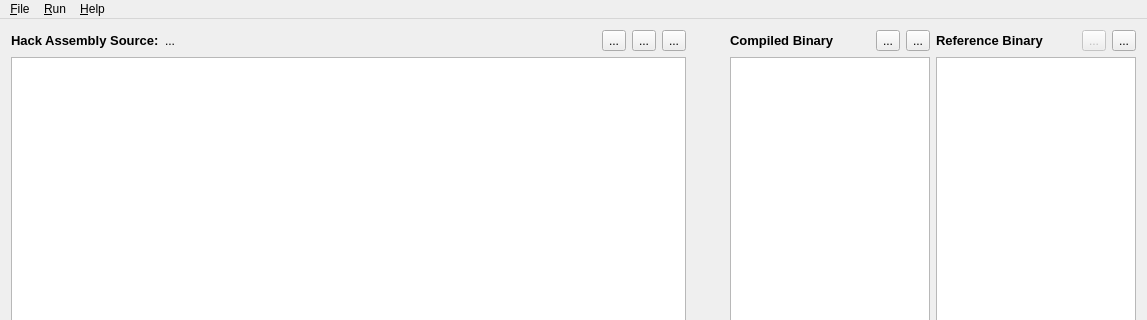
First picture: the form in ui/hackassemblereditor.ui, repository setanta/hackassemblereditor, before the edit; both pictures show x 0 to 1147 and y 0 to 320 of the 1147 by 697 pixel window.
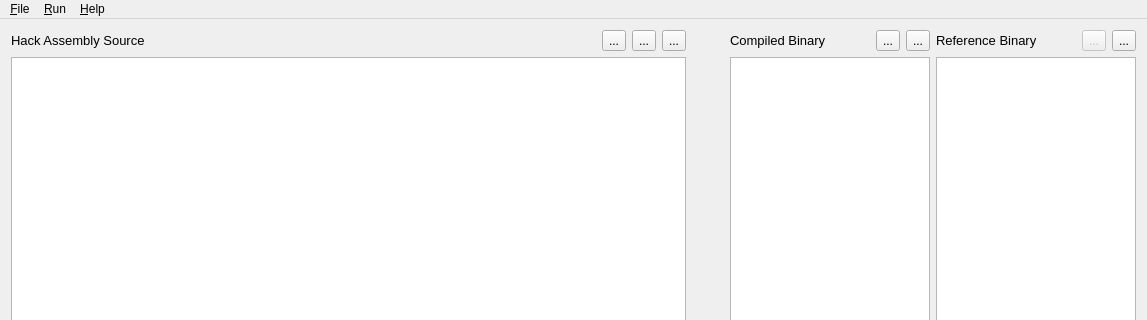
Second picture: the form after the edit. Icons and pictures are not drawn.

Commit message:
Proper handling of source file saving, and application closing.
Plus, the application indicates wheter the source code is modified
and in need of saving. There was other code moving and cleaning as well.

Patch:
```diff
--- a/ui/hackassemblereditor.ui
+++ b/ui/hackassemblereditor.ui
@@ -27,20 +27,13 @@
            </font>
           </property>
           <property name="text">
-           <string>&lt;html&gt;&lt;head/&gt;&lt;body&gt;&lt;p&gt;&lt;span style=&quot; font-size:10pt; font-weight:600;&quot;&gt;Hack Assembly Source:&lt;/span&gt;&lt;/p&gt;&lt;/body&gt;&lt;/html&gt;</string>
+           <string>Hack Assembly Source</string>
           </property>
           <property name="textFormat">
            <enum>Qt::RichText</enum>
           </property>
          </widget>
         </item>
-        <item>
-         <widget class="QLabel" name="asmFileLabel">
-          <property name="text">
-           <string>...</string>
-          </property>
-         </widget>
-        </item>
         <item>
          <spacer name="horizontalSpacer_2">
           <property name="orientation">
@@ -114,7 +107,7 @@
            </font>
           </property>
           <property name="text">
-           <string>&lt;html&gt;&lt;head/&gt;&lt;body&gt;&lt;p&gt;&lt;span style=&quot; font-weight:600;&quot;&gt;Reference Binary&lt;/span&gt;&lt;/p&gt;&lt;/body&gt;&lt;/html&gt;</string>
+           <string>Reference Binary</string>
           </property>
           <property name="textFormat">
            <enum>Qt::RichText</enum>
@@ -167,7 +160,7 @@
            </font>
           </property>
           <property name="text">
-           <string>&lt;html&gt;&lt;head/&gt;&lt;body&gt;&lt;p&gt;&lt;span style=&quot; font-weight:600;&quot;&gt;Compiled Binary&lt;/span&gt;&lt;/p&gt;&lt;/body&gt;&lt;/html&gt;</string>
+           <string>Compiled Binary</string>
           </property>
           <property name="textFormat">
            <enum>Qt::RichText</enum>
```
Left out of the diff: 21 changed lines with no effect on the pictures. The commit also changes 3 other files.
